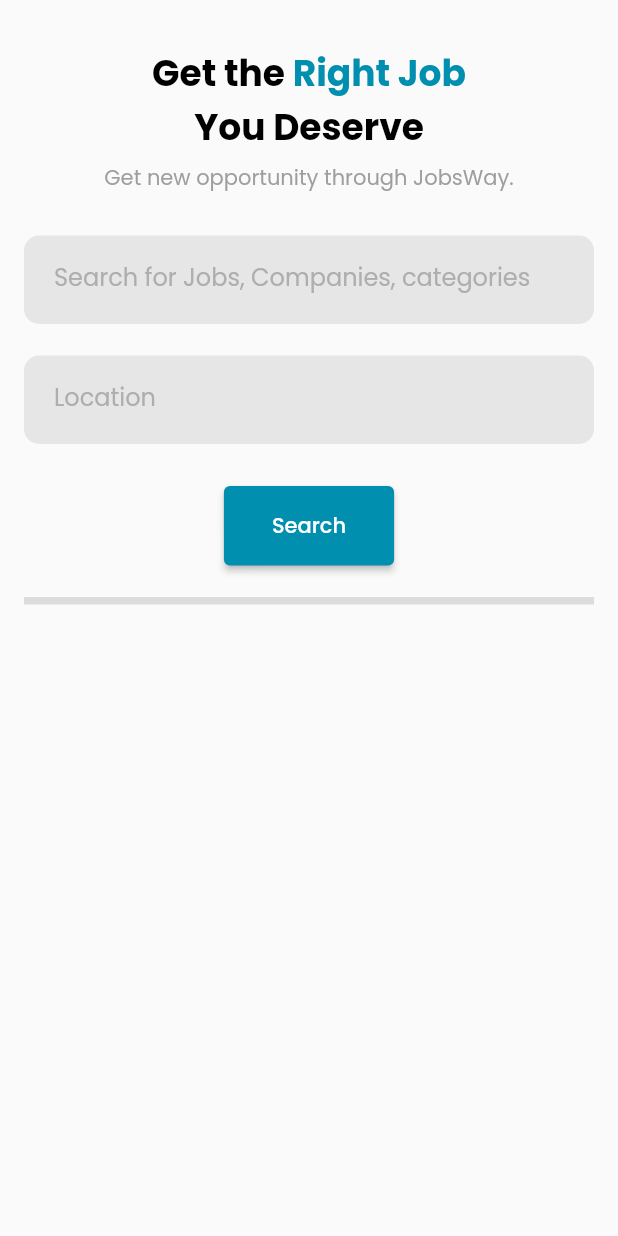
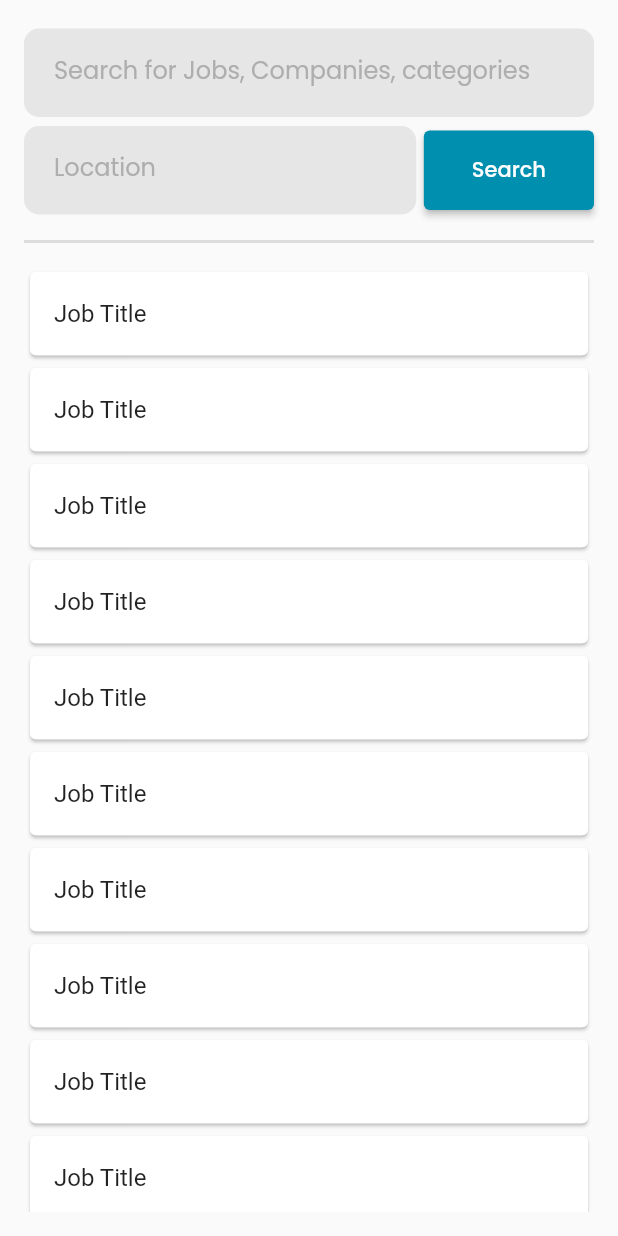
Before and after one commit to ArshadZanin/user_JobsWay, a Flutter app: the HomeScreenPage screen opened directly, after a tap on "Search", on a phone screen of 412 x 824 dp. Run offline on Flutter 3.47's test engine with Material 2 defaults, Android fonts, the phone set to English and light mode, and no system bars; our stand-ins replace badges, carousel_slider, file_picker, flutter_countdown_timer, font_awesome_flutter, get and 7 more; accounts and stored records are empty.

Commit message:
some features added

```diff
--- a/lib/controller/widget_controller.dart
+++ b/lib/controller/widget_controller.dart
@@ -83,7 +83,7 @@
   }
 
   Widget textFieldGrey(
-      {String label = '', TextEditingController? textController}) {
+      {String label = '', TextEditingController? textController, bool readOnly = false, int maxLines = 1}) {
     return Container(
       margin: const EdgeInsets.symmetric(vertical: 3),
       padding: const EdgeInsets.symmetric(horizontal: 20),
@@ -92,7 +92,9 @@
         color: const Color(0xFFE6E6E6),
       ),
       child: TextFormField(
+        readOnly: readOnly,
         controller: textController,
+        maxLines: maxLines,
         decoration: InputDecoration(
           border: InputBorder.none,
           focusedBorder: InputBorder.none,
--- a/lib/pages/home_screen_page.dart
+++ b/lib/pages/home_screen_page.dart
@@ -16,10 +16,19 @@
   final locationController = TextEditingController();
   final widgets = Get.put(WidgetController());
 
+  int pageIndex = 0;
+
   @override
   Widget build(BuildContext context) {
     return Scaffold(
-      body: Padding(
+        body: pageIndex == 0 ?
+            firstPage(context) :
+            secondPage(context),
+    );
+  }
+
+  Widget firstPage(BuildContext context){
+    return Padding(
       padding: const EdgeInsets.all(16.0),
       child: SingleChildScrollView(
         child: Column(
@@ -48,13 +57,67 @@
               textController: locationController,
             ),
             const SizedBox(height: 25,),
-              widgets.textColorButton(text: 'Search', onPress: (){}),
+            widgets.textColorButton(text: 'Search', onPress: (){
+              pageIndex = 1;
+              setState(() {
+
+              });
+            }),
             const SizedBox(height: 25,),
             const Divider(height: 1,thickness: 5,),
           ],
         ),
       ),
+    );
+  }
+
+  Widget secondPage(BuildContext context){
+    return Padding(
+      padding: const EdgeInsets.all(16.0),
+      child: Column(
+        children: [
+          widgets.textFieldGrey(
+            label: 'Search for Jobs, Companies, categories',
+            textController: searchController,
+          ),
+          Row(
+            children: [
+              Expanded(
+                child: widgets.textFieldGrey(
+                  label: 'Location',
+                  textController: locationController,
+                ),
+              ),
+              const SizedBox(width: 5,),
+              widgets.textColorButton(text: 'Search', onPress: (){
+                pageIndex = 1;
+                setState(() {
+
+                });
+              }),
+            ],
+          ),
+          const SizedBox(height: 15,),
+          const Divider(height: 1,thickness: 2,),
+          const SizedBox(height: 15,),
+          Expanded(
+            child: ListView.builder(
+              shrinkWrap: true,
+            itemCount: 10,
+              itemBuilder: (context, index){
+                return const SizedBox(
+                  width: double.infinity,
+                  child: Card(
+                    child: ListTile(
+                      title: Text("Job Title"),
+                    ),
+                  ),
+                );
+              },
+          ),)
+        ],
       ),
     );
   }
+
 }
--- a/pubspec.yaml
+++ b/pubspec.yaml
@@ -47,6 +47,8 @@
   path_provider: ^2.0.8
   badges: ^2.0.2
   carousel_slider: ^4.0.0
+  file_picker: ^4.2.8
+  open_file: ^3.2.1
 
 dev_dependencies:
   flutter_test:
```
Also changed, not shown: lib/pages/add_profile_page.dart (+66 -38 lines), lib/pages/profile_page.dart (+27 -16 lines), pubspec.lock. Lines whose indentation alone changed are shown as unchanged.
